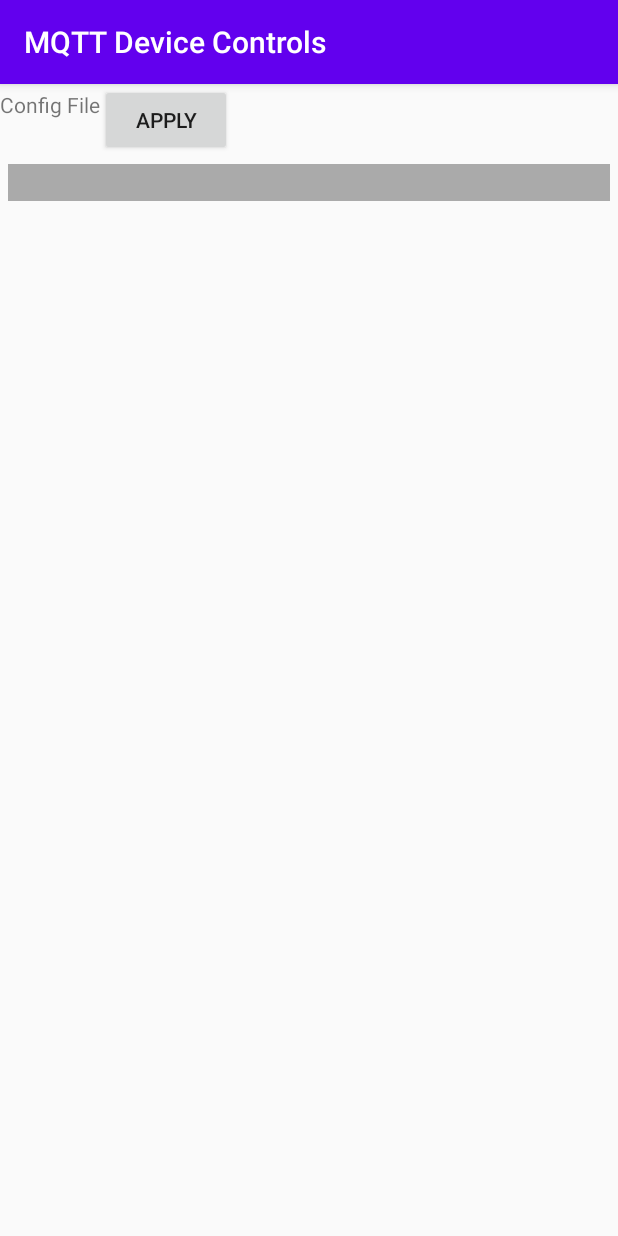
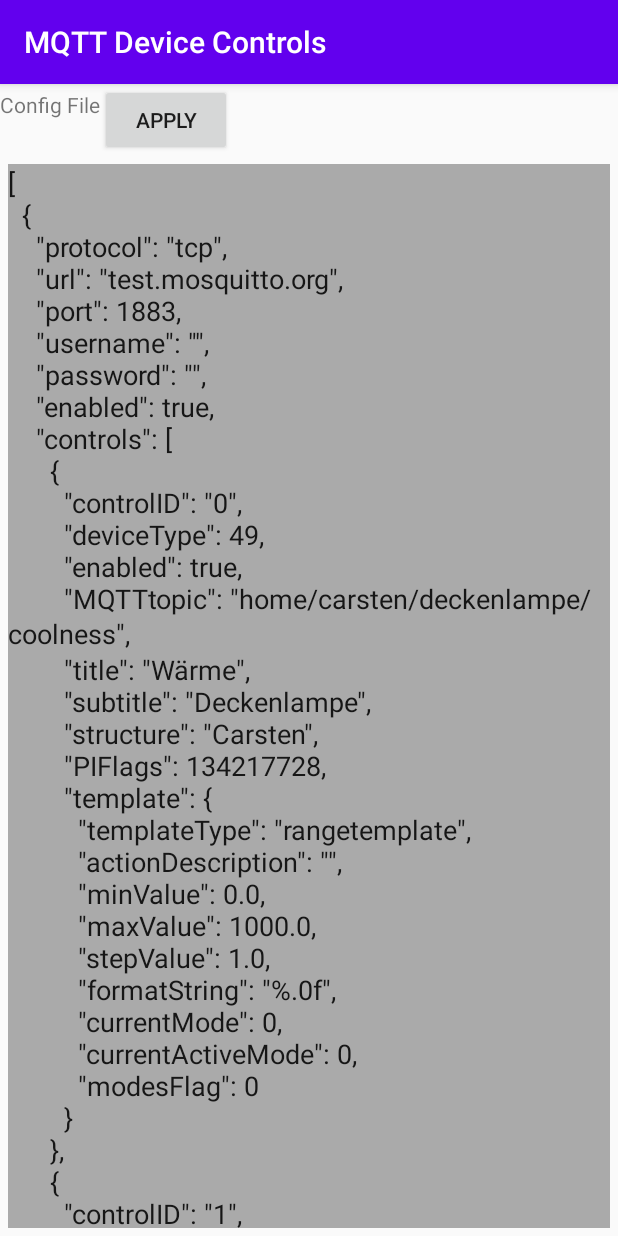
Before and after one commit to Cast39/MQTT_Device_Controls, an Android app: the screen it shows after launch (MainActivity), on a phone screen of 412 x 824 dp. Run offline under Robolectric (Android 15) with nearby library versions, the phone set to English and light mode, and no system bars; network calls fail.

```diff
--- a/app/src/main/java/com/stecker/mqttdevicecontrols/MainActivity.java
+++ b/app/src/main/java/com/stecker/mqttdevicecontrols/MainActivity.java
@@ -2,12 +2,15 @@ package com.stecker.mqttdevicecontrols;
 
 import androidx.appcompat.app.AppCompatActivity;
 
-import android.app.PendingIntent;
 import android.os.Bundle;
 import android.service.controls.DeviceTypes;
 import android.util.Log;
+import android.view.View;
+import android.widget.Button;
+import android.widget.EditText;
 
 import com.google.gson.Gson;
+import com.google.gson.JsonSyntaxException;
 import com.stecker.mqttdevicecontrols.settings.Control;
 import com.stecker.mqttdevicecontrols.settings.Server;
 import com.stecker.mqttdevicecontrols.settings.SettingsAPI;
@@ -16,6 +19,9 @@ import java.io.FileNotFoundException;
 import java.util.LinkedList;
 
 public class MainActivity extends AppCompatActivity {
+    public String configFile;
+    public Gson gson = new Gson();
+
     public String getTestConfig() {
         LinkedList<Server> servers = new LinkedList<>();
         Server s = new Server();
@@ -79,19 +85,57 @@ public class MainActivity extends AppCompatActivity {
         Gson gson = new Gson();
         return gson.toJson(servers);
     }
+    public SettingsAPI initConfigFile() {
+        configFile = getFilesDir() + "/" + getString(R.string.config_file);
+        SettingsAPI settingsAPI = new SettingsAPI(configFile);
+        try {
+            settingsAPI.getSettingsObject();
+            Log.println(Log.ASSERT, "Config File", "Found existing config file!");
+        } catch (FileNotFoundException e) {
+            Log.println(Log.ASSERT, "ConfigFile", "Couldn't find existing config file!");
+
+            if (settingsAPI.saveSettings(getTestConfig())) {
+                Log.println(Log.ASSERT, "ConfigFile", "Created default config file!");
+            } else {
+                Log.println(Log.ASSERT, "ConfigFile", "Unable to create config file!");
+            }
+        }
+        return settingsAPI;
+    }
+
+    public void initUI(final SettingsAPI s) {
+        EditText editor = findViewById(R.id.configfileeditor);
+        try {
+            editor.setText(s.getSettingsText(true));
+        } catch (FileNotFoundException e) {
+            e.printStackTrace();
+        }
+
+        Button saveButton = findViewById(R.id.saveButton);
+        saveButton.setOnClickListener(new View.OnClickListener() {
+            @Override
+            public void onClick(View v) {
+                EditText editor = findViewById(R.id.configfileeditor);
+                String text = editor.getText().toString();
+                try {
+                    gson.fromJson(text, Object.class);
+                    s.saveSettings(text);
+                    Log.println(Log.ASSERT, "Settings", "Settings Saved!");
+                } catch (JsonSyntaxException jse) {
+                    Log.println(Log.ASSERT, "Settings", "HOW DARE YOU");
+
+                }
+            }
+        });
+    }
 
     @Override
     protected void onCreate(Bundle savedInstanceState) {
         super.onCreate(savedInstanceState);
         setContentView(R.layout.activity_main);
 
-        String testConfig = getTestConfig();
-        Log.println(Log.ASSERT, "serversJSON", testConfig);
-        SettingsAPI s = new SettingsAPI(getFilesDir() + "/" + getString(R.string.config_file));
-        try {
-            s.saveSettings(getTestConfig());
-        } catch (FileNotFoundException e) {
-            e.printStackTrace();
-        }
+        SettingsAPI s = initConfigFile();
+
+        initUI(s);
     }
 }
```
